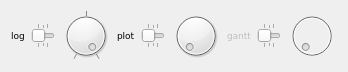
The window that trace_server/widgets/controlbar/controlwidgetdata.ui (mojmir-svoboda/DbgToolkit) describes before a commit, drawn with Qt 5.
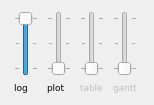
The same window after the commit.

Patch:
```diff
--- a/trace_server/widgets/controlbar/controlwidgetdata.ui
+++ b/trace_server/widgets/controlbar/controlwidgetdata.ui
@@ -6,15 +6,15 @@
    <rect>
     <x>0</x>
     <y>0</y>
-    <width>348</width>
-    <height>68</height>
+    <width>154</width>
+    <height>105</height>
    </rect>
   </property>
   <property name="windowTitle">
    <string>Form</string>
   </property>
-  <layout class="QHBoxLayout" name="horizontalLayout">
-   <item>
+  <layout class="QGridLayout" name="gridLayout">
+   <item row="2" column="2">
     <widget class="QLabel" name="label_6">
      <property name="maximumSize">
       <size>
@@ -33,7 +33,72 @@
      </property>
     </widget>
    </item>
-   <item>
+   <item row="1" column="6">
+    <widget class="QSlider" name="ganttSlider">
+     <property name="enabled">
+      <bool>false</bool>
+     </property>
+     <property name="minimumSize">
+      <size>
+       <width>24</width>
+       <height>0</height>
+      </size>
+     </property>
+     <property name="maximumSize">
+      <size>
+       <width>24</width>
+       <height>16777215</height>
+      </size>
+     </property>
+     <property name="toolTip">
+      <string>&lt;html&gt;&lt;head/&gt;&lt;body&gt;&lt;p&gt;&lt;span style=&quot; font-weight:600;&quot;&gt;Down&lt;/span&gt; = data not received, no widget visible&lt;/p&gt;&lt;p&gt;&lt;span style=&quot; font-weight:600;&quot;&gt;Mid&lt;/span&gt; = data received, but no widget visible&lt;/p&gt;&lt;p&gt;&lt;span style=&quot; font-weight:600;&quot;&gt;Up&lt;/span&gt; = data received, widget visible according to saved config&lt;/p&gt;&lt;/body&gt;&lt;/html&gt;</string>
+     </property>
+     <property name="maximum">
+      <number>2</number>
+     </property>
+     <property name="orientation">
+      <enum>Qt::Vertical</enum>
+     </property>
+     <property name="tickPosition">
+      <enum>QSlider::TicksBothSides</enum>
+     </property>
+    </widget>
+   </item>
+   <item row="1" column="4">
+    <widget class="QSlider" name="plotSlider">
+     <property name="minimumSize">
+      <size>
+       <width>24</width>
+       <height>0</height>
+      </size>
+     </property>
+     <property name="maximumSize">
+      <size>
+       <width>24</width>
+       <height>16777215</height>
+      </size>
+     </property>
+     <property name="toolTip">
+      <string>&lt;html&gt;&lt;head/&gt;&lt;body&gt;&lt;p&gt;&lt;span style=&quot; font-weight:600;&quot;&gt;Down&lt;/span&gt; = data not received, no widget visible&lt;/p&gt;&lt;p&gt;&lt;span style=&quot; font-weight:600;&quot;&gt;Mid&lt;/span&gt; = data received, but no widget visible&lt;/p&gt;&lt;p&gt;&lt;span style=&quot; font-weight:600;&quot;&gt;Up&lt;/span&gt; = data received, widget visible according to saved config&lt;/p&gt;&lt;/body&gt;&lt;/html&gt;</string>
+     </property>
+     <property name="maximum">
+      <number>2</number>
+     </property>
+     <property name="pageStep">
+      <number>1</number>
+     </property>
+     <property name="orientation">
+      <enum>Qt::Vertical</enum>
+     </property>
+     <property name="tickPosition">
+      <enum>QSlider::TicksBothSides</enum>
+     </property>
+     <property name="tickInterval">
+      <number>0</number>
+     </property>
+    </widget>
+   </item>
+   <item row="1" column="2">
     <widget class="QSlider" name="logSlider">
      <property name="minimumSize">
       <size>
@@ -56,8 +121,11 @@
      <property name="pageStep">
       <number>1</number>
      </property>
+     <property name="value">
+      <number>2</number>
+     </property>
      <property name="orientation">
-      <enum>Qt::Horizontal</enum>
+      <enum>Qt::Vertical</enum>
      </property>
      <property name="tickPosition">
       <enum>QSlider::TicksBothSides</enum>
@@ -67,40 +135,7 @@
      </property>
     </widget>
    </item>
-   <item>
-    <widget class="QDial" name="dial">
-     <property name="toolTip">
-      <string>Left = data not received, no widget visible
-Mid = data received, but no widget visible
-Right = data received, widget visible according to saved config</string>
-     </property>
-     <property name="maximum">
-      <number>2</number>
-     </property>
-     <property name="pageStep">
-      <number>1</number>
-     </property>
-     <property name="sliderPosition">
-      <number>2</number>
-     </property>
-     <property name="orientation">
-      <enum>Qt::Horizontal</enum>
-     </property>
-     <property name="invertedAppearance">
-      <bool>false</bool>
-     </property>
-     <property name="invertedControls">
-      <bool>false</bool>
-     </property>
-     <property name="wrapping">
-      <bool>false</bool>
-     </property>
-     <property name="notchesVisible">
-      <bool>true</bool>
-     </property>
-    </widget>
-   </item>
-   <item>
+   <item row="2" column="4">
     <widget class="QLabel" name="label">
      <property name="minimumSize">
       <size>
@@ -125,50 +160,7 @@
      </property>
     </widget>
    </item>
-   <item>
-    <widget class="QSlider" name="plotSlider">
-     <property name="minimumSize">
-      <size>
-       <width>24</width>
-       <height>0</height>
-      </size>
-     </property>
-     <property name="maximumSize">
-      <size>
-       <width>24</width>
-       <height>16777215</height>
-      </size>
-     </property>
-     <property name="toolTip">
-      <string>&lt;html&gt;&lt;head/&gt;&lt;body&gt;&lt;p&gt;&lt;span style=&quot; font-weight:600;&quot;&gt;Left&lt;/span&gt;   = data not received, no widget visible&lt;/p&gt;&lt;p&gt;&lt;span style=&quot; font-weight:600;&quot;&gt;Mid&lt;/span&gt;    = data received, but no widget visible&lt;/p&gt;&lt;p&gt;&lt;span style=&quot; font-weight:600;&quot;&gt;Right&lt;/span&gt; = data received, widget visible according to saved config&lt;/p&gt;&lt;/body&gt;&lt;/html&gt;</string>
-     </property>
-     <property name="maximum">
-      <number>2</number>
-     </property>
-     <property name="pageStep">
-      <number>1</number>
-     </property>
-     <property name="orientation">
-      <enum>Qt::Horizontal</enum>
-     </property>
-     <property name="tickPosition">
-      <enum>QSlider::TicksBothSides</enum>
-     </property>
-     <property name="tickInterval">
-      <number>0</number>
-     </property>
-    </widget>
-   </item>
-   <item>
-    <widget class="QDial" name="dial_2">
-     <property name="toolTip">
-      <string>Left = data not received, no widget visible
-Mid = data received, but no widget visible
-Right = data received, widget visible according to saved config</string>
-     </property>
-    </widget>
-   </item>
-   <item>
+   <item row="2" column="6">
     <widget class="QLabel" name="label_4">
      <property name="enabled">
       <bool>false</bool>
@@ -190,8 +182,8 @@
      </property>
     </widget>
    </item>
-   <item>
-    <widget class="QSlider" name="ganttSlider">
+   <item row="1" column="5">
+    <widget class="QSlider" name="tableSlider">
      <property name="enabled">
       <bool>false</bool>
      </property>
@@ -211,20 +203,32 @@
       <number>2</number>
      </property>
      <property name="orientation">
-      <enum>Qt::Horizontal</enum>
+      <enum>Qt::Vertical</enum>
      </property>
      <property name="tickPosition">
       <enum>QSlider::TicksBothSides</enum>
      </property>
     </widget>
    </item>
-   <item>
-    <widget class="QDial" name="dial_3">
+   <item row="2" column="5">
+    <widget class="QLabel" name="label_5">
      <property name="enabled">
       <bool>false</bool>
      </property>
-     <property name="toolTip">
-      <string>&lt;html&gt;&lt;head/&gt;&lt;body&gt;&lt;p&gt;&lt;span style=&quot; font-weight:600;&quot;&gt;Left&lt;/span&gt; = data not received, no widget visible&lt;/p&gt;&lt;p&gt;&lt;span style=&quot; font-weight:600;&quot;&gt;Mid&lt;/span&gt; = data received, but no widget visible&lt;/p&gt;&lt;p&gt;&lt;span style=&quot; font-weight:600;&quot;&gt;Right&lt;/span&gt; = data received, widget visible according to saved config&lt;/p&gt;&lt;/body&gt;&lt;/html&gt;</string>
+     <property name="maximumSize">
+      <size>
+       <width>26</width>
+       <height>16777215</height>
+      </size>
+     </property>
+     <property name="font">
+      <font>
+       <family>Verdana</family>
+       <pointsize>7</pointsize>
+      </font>
+     </property>
+     <property name="text">
+      <string>table</string>
      </property>
     </widget>
    </item>
```
Left out of the diff: 9 changed lines with no effect on the pictures.
